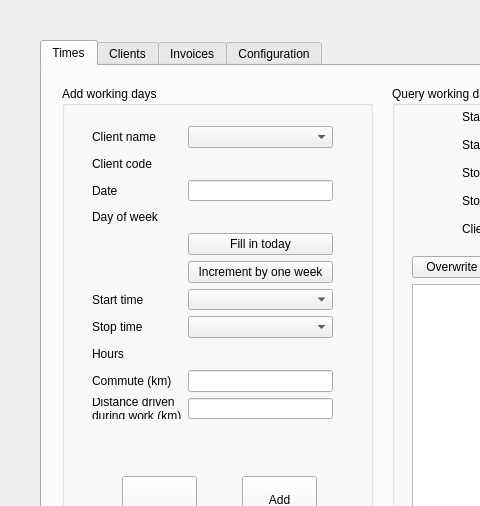
Before: the Qt Designer form input_files/Qt_ui_files/asap_layout.ui in haroldmeerwaldt/a_simple_accounting_program, drawn with Qt 5; both pictures show x 0 to 480 and y 0 to 506 of the 1268 by 829 pixel window.
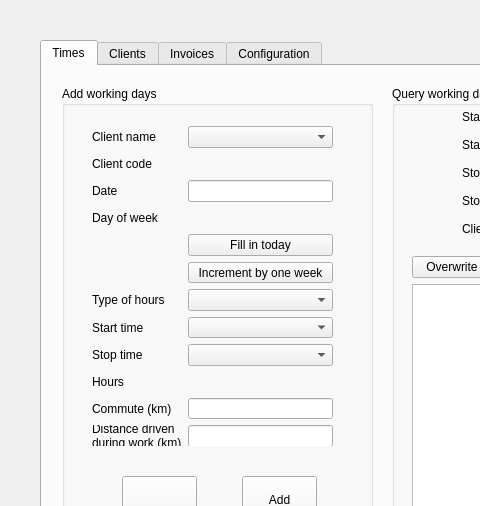
After: the same form once the commit is applied. The open tabs and pages were chosen to show the change.

Commit message: used times as template for invoices, now started adapting

The edit to the form file:
```diff
--- a/input_files/Qt_ui_files/asap_layout.ui
+++ b/input_files/Qt_ui_files/asap_layout.ui
@@ -285,7 +285,7 @@
          <x>30</x>
          <y>40</y>
          <width>241</width>
-         <height>294</height>
+         <height>320</height>
         </rect>
        </property>
        <layout class="QFormLayout" name="formLayout_2">
@@ -363,34 +363,34 @@
           </property>
          </widget>
         </item>
-        <item row="6" column="0">
+        <item row="7" column="0">
          <widget class="QLabel" name="label_times_start_time">
           <property name="text">
            <string>Start time</string>
           </property>
          </widget>
         </item>
-        <item row="6" column="1">
+        <item row="7" column="1">
          <widget class="QComboBox" name="comboBox_times_start_time"/>
         </item>
-        <item row="7" column="0">
+        <item row="8" column="0">
          <widget class="QLabel" name="label_times_stop_time">
           <property name="text">
            <string>Stop time</string>
           </property>
          </widget>
         </item>
-        <item row="7" column="1">
+        <item row="8" column="1">
          <widget class="QComboBox" name="comboBox_times_stop_time"/>
         </item>
-        <item row="8" column="0">
+        <item row="9" column="0">
          <widget class="QLabel" name="label_times_hours">
           <property name="text">
            <string>Hours</string>
           </property>
          </widget>
         </item>
-        <item row="8" column="1">
+        <item row="9" column="1">
          <widget class="QLabel" name="info_label_times_hours">
           <property name="minimumSize">
            <size>
@@ -403,17 +403,17 @@
           </property>
          </widget>
         </item>
-        <item row="9" column="0">
+        <item row="10" column="0">
          <widget class="QLabel" name="label_12">
           <property name="text">
            <string>Commute (km)</string>
           </property>
          </widget>
         </item>
-        <item row="9" column="1">
+        <item row="10" column="1">
          <widget class="QLineEdit" name="lineEdit_commute_km"/>
         </item>
-        <item row="10" column="0">
+        <item row="11" column="0">
          <widget class="QLabel" name="label_18">
           <property name="text">
            <string>Distance driven
@@ -421,9 +421,19 @@
           </property>
          </widget>
         </item>
-        <item row="10" column="1">
+        <item row="11" column="1">
          <widget class="QLineEdit" name="lineEdit_distance_during_work_km"/>
         </item>
+        <item row="6" column="0">
+         <widget class="QLabel" name="label_32">
+          <property name="text">
+           <string>Type of hours</string>
+          </property>
+         </widget>
+        </item>
+        <item row="6" column="1">
+         <widget class="QComboBox" name="comboBox_times_type_of_hours"/>
+        </item>
        </layout>
       </widget>
       <widget class="QPushButton" name="pushButton_times_clear_fields">
```
Left out of the diff: 36 changed lines with no effect on the pictures. The commit also changes 7 other files.
